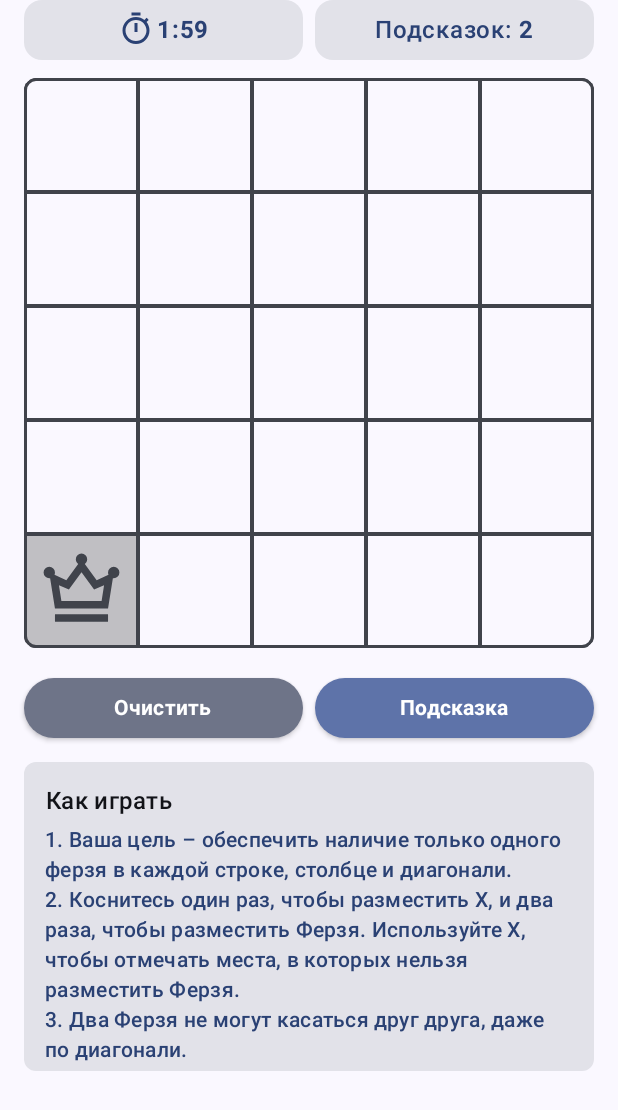
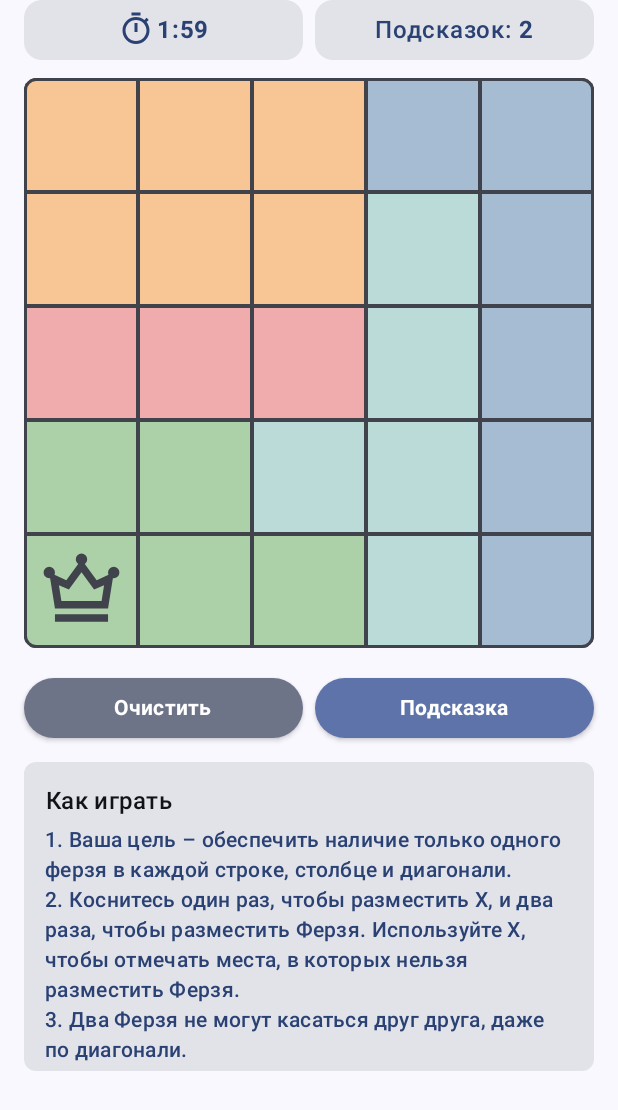
Before and after one commit to SenyaFresh/crowns, an Android app built with Jetpack Compose: the screen it shows after launch (MainActivity), after a tap on "Играть", on a phone screen of 412 x 824 dp. Shown: the top 1110 px of the screen. Run offline under Robolectric (Android 15) with nearby library versions, the phone set to English and light mode, and no system bars; our stand-ins replace Dagger/Hilt's generated code.

Commit message:
add colored queens game part 2

```diff
--- a/app/src/main/java/ru/hse/edu/crowns/presentation/GameScreen.kt
+++ b/app/src/main/java/ru/hse/edu/crowns/presentation/GameScreen.kt
@@ -62,7 +62,10 @@ fun GameScreen(
     onExit: () -> Unit
 ) {
     var gameSessionState by remember { mutableStateOf(GameSessionState.GOING) }
-    val viewModel = hiltViewModel<NQueensGameViewModel>()
+    val viewModel = when (gameType) {
+        GameType.COLORED_QUEENS -> hiltViewModel<ColoredQueensViewModel>()
+        else -> hiltViewModel<ColoredQueensViewModel>()
+    }
 
     val configuration = LocalConfiguration.current
     val cellSize = remember(configuration) {
@@ -186,13 +189,23 @@ fun GameScreen(
                                 .clickable { viewModel.onCellAction(CellAction(position)) },
                             contentAlignment = Alignment.Center
                         ) {
+                            if (gameType == GameType.COLORED_QUEENS) {
+                                Spacer(
+                                    modifier = Modifier
+                                        .fillMaxSize()
+                                        .background(if (viewModel.gameState.colors.isEmpty()) Color.Transparent
+                                        else colorsList[viewModel.gameState.colors[row][column]])
+                                )
+                            }
                             viewModel.gameState.startCells.find { it.position == position }
                                 ?.let {
-                                    Spacer(
-                                        Modifier
-                                            .fillMaxSize()
-                                            .background(Color.Gray.copy(alpha = 0.5f))
-                                    )
+                                    if (gameType == GameType.N_QUEENS) {
+                                        Spacer(
+                                            Modifier
+                                                .fillMaxSize()
+                                                .background(Color.Gray.copy(alpha = 0.5f))
+                                        )
+                                    }
                                     it.content.invoke()
                                 }
                                 ?: viewModel.gameState.playerCells.find { it.position == position }?.content?.invoke()
@@ -290,6 +303,7 @@ fun GameScreen(
                             when (gameSessionState) {
                                 GameSessionState.WIN,
                                 GameSessionState.TIME_ENDED -> "Выйти"
+
                                 else -> "Да"
                             }
                         }
@@ -309,7 +323,11 @@ fun GameScreen(
                             color = MaterialTheme.colorScheme.inverseSurface
                         )
 
-                        Row(modifier = Modifier.fillMaxWidth().padding(top = 8.dp)) {
+                        Row(
+                            modifier = Modifier
+                                .fillMaxWidth()
+                                .padding(top = 8.dp)
+                        ) {
                             if (gameSessionState == GameSessionState.EXIT) {
                                 SecondaryButton(text = "Отмена", modifier = Modifier.weight(1f)) {
                                     gameSessionState = GameSessionState.GOING
@@ -317,7 +335,10 @@ fun GameScreen(
                                 }
                                 Spacer(modifier = Modifier.weight(0.1f))
                             }
-                            PrimaryButton(text = positiveButtonText, modifier = Modifier.weight(1f)) {
+                            PrimaryButton(
+                                text = positiveButtonText,
+                                modifier = Modifier.weight(1f)
+                            ) {
                                 showDialog = false
                                 onExit()
                             }
--- a/app/src/main/java/ru/hse/edu/crowns/presentation/NQueensGameViewModel.kt
+++ b/app/src/main/java/ru/hse/edu/crowns/presentation/NQueensGameViewModel.kt
@@ -3,6 +3,7 @@ package ru.hse.edu.crowns.presentation
 import androidx.compose.runtime.getValue
 import androidx.compose.runtime.mutableStateOf
 import androidx.compose.runtime.setValue
+import androidx.compose.ui.graphics.Color
 import dagger.hilt.android.lifecycle.HiltViewModel
 import ru.hse.edu.crowns.data.NQueensHelper
 import ru.hse.edu.crowns.model.game.CellAction
@@ -96,3 +97,14 @@ class NQueensGameViewModel @Inject constructor() : GameViewModel() {
     }
 
 }
+
+val colorsList = listOf(
+    Color(0xFFA6BCD3), // пастельный небесно-синий
+    Color(0xFFF8C695), // пастельный оранжевый
+    Color(0xFFF0ABAC), // пастельный коралловый
+    Color(0xFFBADBD8), // пастельный бирюзово-зелёный
+    Color(0xFFACD0A7), // пастельный светло-зелёный
+    Color(0xFFF6E4A3), // пастельный лимонный
+    Color(0xFFD7BCD0), // пастельный лавандовый
+    Color(0xFFFFCED3)  // пастельный розово-персиковый
+)
```
Also changed, not shown: app/src/main/java/ru/hse/edu/crowns/data/NQueensHelper.kt (+15 -0 lines), app/src/main/java/ru/hse/edu/crowns/presentation/ColoredQueensViewModel.kt (+11 -3 lines).
